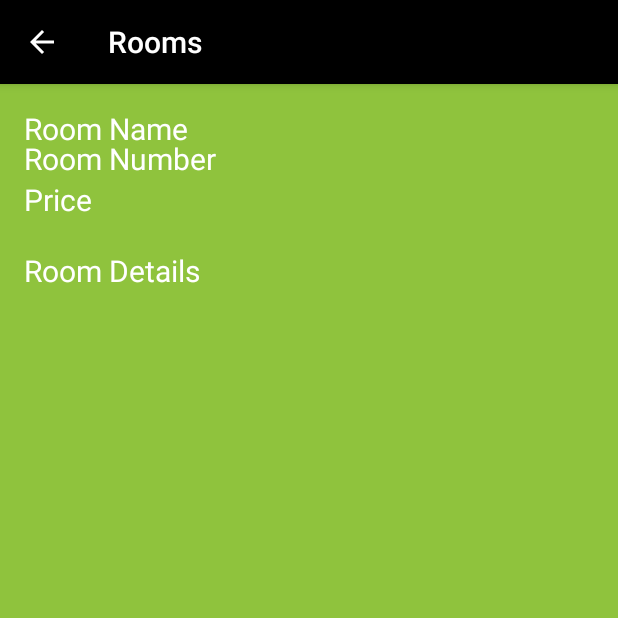
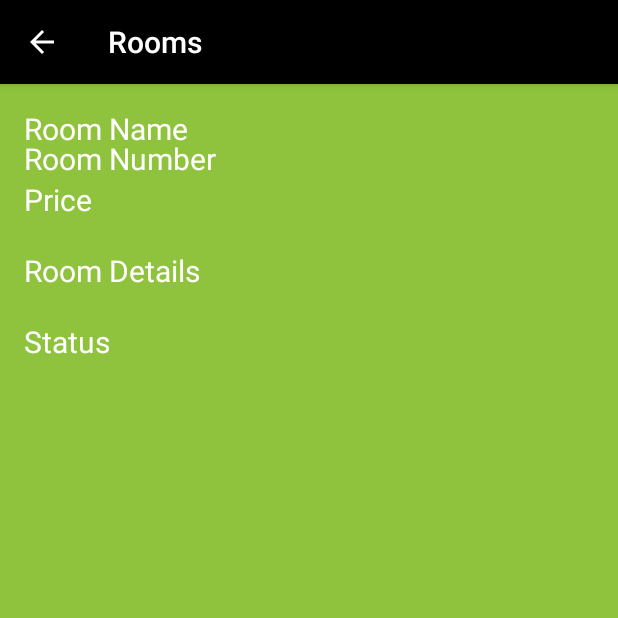
Before and after one commit to kimpetertanui/e-Hostel, an Android app: the ShowSingleRecordActivity screen opened directly, with no data from a screen before it, on a phone screen of 412 x 824 dp, the top half of it. Run offline under Robolectric (Android 15) with nearby library versions, the phone set to English and light mode, and no system bars.

Commit message:
Added the room status column

```diff
--- a/app/src/main/res/layout/activity_show_single_record.xml
+++ b/app/src/main/res/layout/activity_show_single_record.xml
@@ -115,6 +115,32 @@
         android:layout_toRightOf="@+id/textViewLocation"
         android:layout_toEndOf="@+id/textViewLocation"
         tools:ignore="RtlHardcoded" />
+    <TextView
+        android:text="Status "
+        android:layout_width="wrap_content"
+        android:layout_height="wrap_content"
+        android:textColor="#fff"
+        android:textSize="20sp"
+        android:layout_below="@+id/textViewLocation"
+        android:layout_alignParentLeft="true"
+        android:layout_alignParentStart="true"
+        android:layout_marginTop="20dp"
+        android:id="@+id/room_status"
+        tools:ignore="HardcodedText,RtlHardcoded" />
+
+    <TextView
+        android:text=""
+        android:layout_width="wrap_content"
+        android:layout_height="wrap_content"
+        android:textColor="#fff"
+        android:textSize="20sp"
+        android:id="@+id/status"
+        android:layout_alignBaseline="@+id/room_status"
+        android:layout_alignBottom="@+id/room_status"
+        android:layout_toRightOf="@+id/room_status"
+        android:layout_toEndOf="@+id/room_status"
+        tools:ignore="RtlHardcoded" />
+
     <RelativeLayout
         android:layout_width="wrap_content"
         android:layout_height="wrap_content">
```
